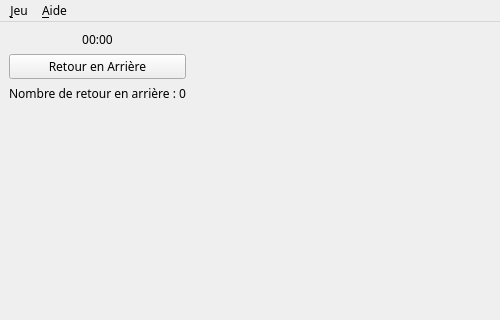
First picture: the form in GameWindow.ui, repository Kyrens/Takuzu-Qt, before the edit; both pictures show x 0 to 500 and y 0 to 320 of the 500 by 600 pixel window.
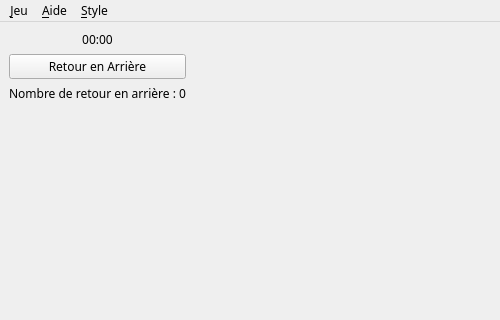
Second picture: the form after the edit.

Commit message: Added style on menu bar and associated slots

The edit to the form file:
```diff
--- a/GameWindow.ui
+++ b/GameWindow.ui
@@ -102,7 +102,7 @@
      <x>0</x>
      <y>0</y>
      <width>500</width>
-     <height>23</height>
+     <height>21</height>
     </rect>
    </property>
    <property name="font">
@@ -130,8 +130,16 @@
     <addaction name="actionRegles_du_jeu"/>
     <addaction name="actionApropos"/>
    </widget>
+   <widget class="QMenu" name="menu_Style">
+    <property name="title">
+     <string>&amp;Style</string>
+    </property>
+    <addaction name="actionCercle"/>
+    <addaction name="actionCarre"/>
+   </widget>
    <addaction name="menu_Jeu"/>
    <addaction name="menu_Aide"/>
+   <addaction name="menu_Style"/>
   </widget>
   <action name="actionNouvelle_partie">
    <property name="text">
```
Left out of the diff: 25 changed lines with no effect on the pictures. The commit also changes 3 other files.
